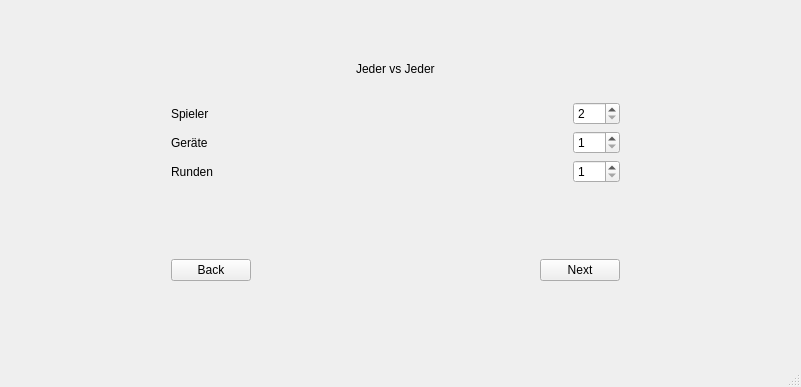
First picture: the form in mainwindow.ui, repository Mofty/DemoTournamentPlanner, before the edit.
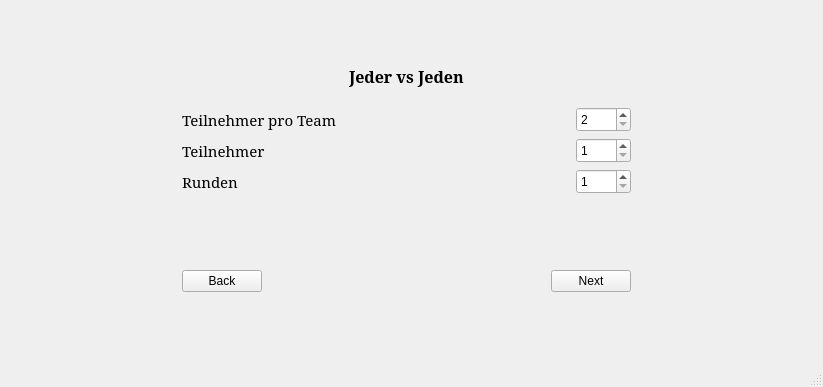
Second picture: the form after the edit. The open tabs and pages were chosen to show the change. Icons and pictures are not drawn.

Patch:
```diff
--- a/mainwindow.ui
+++ b/mainwindow.ui
@@ -14,15 +14,12 @@
    <string>TourneyDemo</string>
   </property>
   <widget class="QWidget" name="centralWidget">
+   <property name="cursor">
+    <cursorShape>ArrowCursor</cursorShape>
+   </property>
+   <layout class="QHBoxLayout" name="horizontalLayout">
+    <item>
    <widget class="QStackedWidget" name="stackedWidget">
-    <property name="geometry">
-     <rect>
-      <x>0</x>
-      <y>0</y>
-      <width>801</width>
-      <height>361</height>
-     </rect>
-    </property>
     <property name="minimumSize">
      <size>
       <width>801</width>
@@ -45,7 +42,7 @@
      <bool>true</bool>
     </property>
     <property name="currentIndex">
-     <number>0</number>
+       <number>1</number>
     </property>
     <widget class="QWidget" name="page_tournamentSelection">
      <widget class="QWidget" name="layoutWidget">
@@ -621,8 +618,16 @@
         <layout class="QGridLayout" name="gridLayout">
          <item row="0" column="1">
           <widget class="QLabel" name="label_2">
+             <property name="font">
+              <font>
+               <family>Constantia</family>
+               <pointsize>12</pointsize>
+               <weight>75</weight>
+               <bold>true</bold>
+              </font>
+             </property>
            <property name="text">
-            <string>Jeder vs Jeder</string>
+              <string>Jeder vs Jeden</string>
            </property>
           </widget>
          </item>
@@ -660,8 +665,14 @@
           <layout class="QHBoxLayout" name="horizontalLayout_device">
            <item>
             <widget class="QLabel" name="lbl_device">
+               <property name="font">
+                <font>
+                 <family>Constantia</family>
+                 <pointsize>11</pointsize>
+                </font>
+               </property>
              <property name="text">
-              <string>Geräte</string>
+                <string>Teilnehmer</string>
              </property>
             </widget>
            </item>
@@ -679,7 +690,13 @@
             </spacer>
            </item>
            <item>
-            <widget class="QSpinBox" name="sB_device">
+              <widget class="QSpinBox" name="sB_NUMPLAYER">
+               <property name="minimumSize">
+                <size>
+                 <width>55</width>
+                 <height>25</height>
+                </size>
+               </property>
              <property name="minimum">
               <number>1</number>
              </property>
@@ -700,8 +717,14 @@
           <layout class="QHBoxLayout" name="horizontalLayout_player">
            <item>
             <widget class="QLabel" name="lbl_player">
+               <property name="font">
+                <font>
+                 <family>Constantia</family>
+                 <pointsize>11</pointsize>
+                </font>
+               </property>
              <property name="text">
-              <string>Spieler</string>
+                <string>Teilnehmer pro Team</string>
              </property>
             </widget>
            </item>
@@ -719,7 +742,13 @@
             </spacer>
            </item>
            <item>
-            <widget class="QSpinBox" name="sB_player">
+              <widget class="QSpinBox" name="sB_GAMENUMPLAYER">
+               <property name="minimumSize">
+                <size>
+                 <width>55</width>
+                 <height>25</height>
+                </size>
+               </property>
              <property name="minimum">
               <number>2</number>
              </property>
@@ -734,6 +763,12 @@
           <layout class="QHBoxLayout" name="horizontalLayout_round">
            <item>
             <widget class="QLabel" name="lbl_round">
+               <property name="font">
+                <font>
+                 <family>Constantia</family>
+                 <pointsize>11</pointsize>
+                </font>
+               </property>
              <property name="text">
               <string>Runden</string>
              </property>
@@ -753,7 +788,13 @@
             </spacer>
            </item>
            <item>
-            <widget class="QSpinBox" name="sB_round">
+              <widget class="QSpinBox" name="sB_NUMROUND">
+               <property name="minimumSize">
+                <size>
+                 <width>55</width>
+                 <height>25</height>
+                </size>
+               </property>
              <property name="minimum">
               <number>1</number>
              </property>
@@ -770,34 +811,10 @@
      </widget>
     </widget>
     <widget class="QWidget" name="page_tournyNames"/>
-    <widget class="QWidget" name="page_tournyResult">
-     <widget class="QTableWidget" name="tableWidget">
-      <property name="geometry">
-       <rect>
-        <x>190</x>
-        <y>70</y>
-        <width>311</width>
-        <height>191</height>
-       </rect>
-      </property>
-      <column>
-       <property name="text">
-        <string>Team Left</string>
-       </property>
-      </column>
-      <column>
-       <property name="text">
-        <string>Play</string>
-       </property>
-      </column>
-      <column>
-       <property name="text">
-        <string>Team Right</string>
-       </property>
-      </column>
+      <widget class="QWidget" name="page_tournyResult"/>
      </widget>
-    </widget>
-   </widget>
+    </item>
+   </layout>
   </widget>
   <widget class="QMenuBar" name="menuBar">
    <property name="geometry">
@@ -805,7 +822,7 @@
      <x>0</x>
      <y>0</y>
      <width>801</width>
-     <height>26</height>
+     <height>21</height>
     </rect>
    </property>
   </widget>
```
Lines whose indentation alone changed are shown as unchanged.
